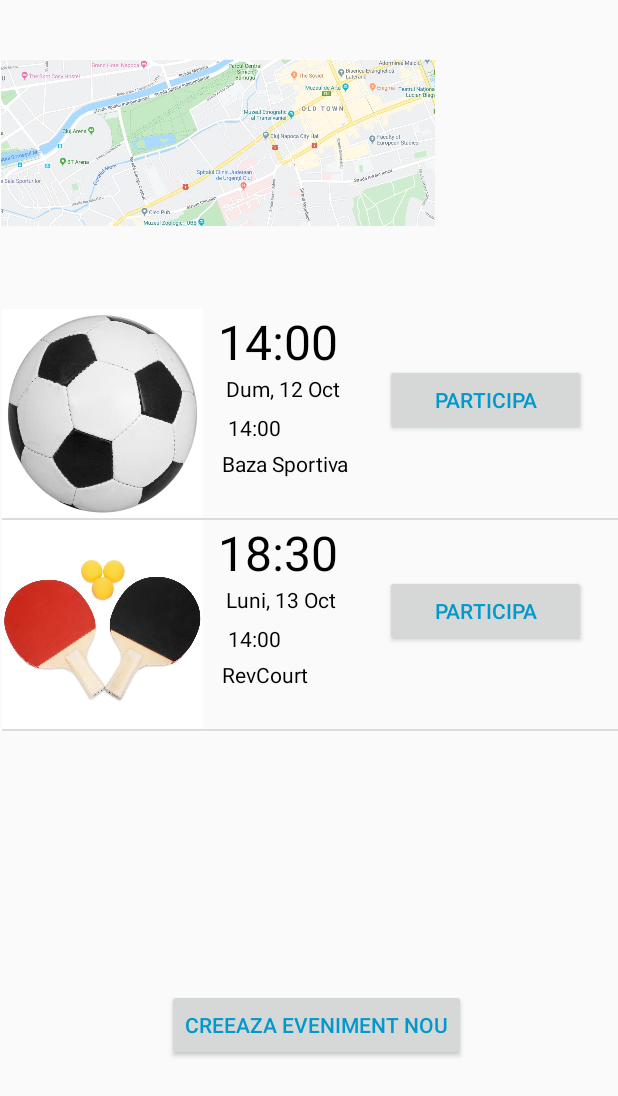
After one commit to SoniaGrigor/piu-project-sporteam, an Android app: the EventsActivity screen opened directly, with no data from a screen before it, on a phone screen of 412 x 824 dp. The commit adds this screen. Shown: the top 1096 px of the screen. Run offline under Robolectric (Android 15) with nearby library versions, the phone set to English and light mode, and no system bars.

Commit message:
Added first page for joining events using list

```diff
--- /dev/null
+++ b/build.gradle
@@ -0,0 +1 @@
+// Top-level build file where you can add configuration options common to all sub-projects/modules.
--- a/code/SporTeam/app/src/main/AndroidManifest.xml
+++ b/code/SporTeam/app/src/main/AndroidManifest.xml
@@ -53,6 +53,12 @@
             android:label="@string/app_name" >
         </activity>
 
+        <activity
+            android:name=".EventsActivity"
+            android:theme="@style/AppTheme.NoActionBar"
+            android:label="SporTeam" >
+        </activity>
+
     </application>
 
 </manifest>
--- /dev/null
+++ b/code/SporTeam/app/src/main/java/com/example/sporteam/EventsActivity.java
@@ -0,0 +1,37 @@
+package com.example.sporteam;
+
+import android.os.Bundle;
+import android.widget.ListView;
+
+import androidx.annotation.Nullable;
+import androidx.appcompat.app.AppCompatActivity;
+
+import com.example.sporteam.adapter.EventAdapter;
+import com.example.sporteam.model.Event;
+import com.example.sporteam.service.EventService;
+
+import java.util.List;
+
+public class EventsActivity extends AppCompatActivity {
+
+    private ListView listView;
+    private EventAdapter eventAdapter;
+    private EventService eventService;
+
+    public int detailsPageShown = 0;
+
+    @Override
+    protected void onCreate(@Nullable Bundle savedInstaceState){
+       super.onCreate(savedInstaceState);
+       setContentView(R.layout.activity_events_list);
+
+       listView = findViewById(R.id.events_list);
+       eventService = new EventService();
+       List<Event> events = eventService.getEvents();
+
+       eventAdapter = new EventAdapter(this, events);
+       listView.setAdapter(eventAdapter);
+
+       registerForContextMenu(listView);
+    }
+}
--- a/code/SporTeam/app/src/main/java/com/example/sporteam/LoginActivity.java
+++ b/code/SporTeam/app/src/main/java/com/example/sporteam/LoginActivity.java
@@ -57,7 +57,7 @@ public class LoginActivity extends AppCompatActivity {
         btnSignup.setOnClickListener(new View.OnClickListener() {
             @Override
             public void onClick(View v) {
-                startActivity(new Intent(LoginActivity.this, RegisterActivity.class));
+                startActivity(new Intent(LoginActivity.this, EventsActivity.class));
             }
         });
 
--- /dev/null
+++ b/code/SporTeam/app/src/main/java/com/example/sporteam/adapter/EventAdapter.java
@@ -0,0 +1,41 @@
+package com.example.sporteam.adapter;
+
+import android.content.Context;
+import android.view.LayoutInflater;
+import android.view.View;
+import android.view.ViewGroup;
+import android.widget.ArrayAdapter;
+import android.widget.ImageView;
+import android.widget.TextView;
+import com.example.sporteam.R;
+import com.example.sporteam.model.Event;
+import java.util.List;
+
+
+public class EventAdapter extends ArrayAdapter<Event> {
+    public EventAdapter(Context context, List<Event> objects){
+        super(context, 0, objects);
+    }
+
+    public View getView(int position, View convertView, ViewGroup parent){
+        LayoutInflater inflater = (LayoutInflater) getContext()
+        .getSystemService(Context.LAYOUT_INFLATER_SERVICE);
+        View item = (convertView == null) ?
+                inflater.inflate(R.layout.events_list_context, parent, false) :
+                convertView;
+
+        ImageView eventImage = item.findViewById(R.id.event_image);
+        TextView eventTitle = item.findViewById(R.id.event_title);
+        TextView eventDate = item.findViewById(R.id.event_date);
+        TextView eventTime = item.findViewById(R.id.event_title);
+        TextView eventLocation = item.findViewById(R.id.event_location);
+
+        eventImage.setImageResource(getItem(position).getEventImage());
+        eventTitle.setText(getItem(position).getEventTitle());
+        eventDate.setText(getItem(position).getEventDate());
+        eventTime.setText(getItem(position).getEventTime());
+        eventLocation.setText(getItem(position).getEventLocation());
+
+        return item;
+    }
+}
--- /dev/null
+++ b/code/SporTeam/app/src/main/java/com/example/sporteam/model/Event.java
@@ -0,0 +1,60 @@
+package com.example.sporteam.model;
+
+import android.widget.ImageView;
+
+public class Event {
+    private Integer eventImage;
+    private String eventTitle;
+    private String eventDate;
+    private String eventTime;
+    private String eventLocation;
+
+    public Event(Integer eventImage, String eventTitle, String eventDate,
+    String eventTime, String eventLocation){
+        this.eventImage = eventImage;
+        this.eventTitle = eventTitle;
+        this.eventDate = eventDate;
+        this.eventTime = eventTime;
+        this.eventLocation = eventLocation;
+    }
+
+    public int getEventImage(){
+        return this.eventImage;
+    }
+
+    public void setEventImage(Integer eventImage){
+        this.eventImage = eventImage;
+    }
+
+    public String getEventTitle(){
+        return this.eventTitle;
+    }
+
+    public void setEventTitle(String eventTitle){
+        this.eventTitle = eventTitle;
+    }
+
+    public String getEventDate(){
+        return this.eventDate;
+    }
+
+    public void setEventDate(){
+        this.eventDate = eventDate;
+    }
+
+    public String getEventTime(){
+        return this.eventTime;
+    }
+
+    public void setEventTime(){
+        this.eventTime = eventTime;
+    }
+
+    public String getEventLocation(){
+        return this.eventLocation;
+    }
+
+    public void setEventLocation(){
+        this.eventLocation = eventLocation;
+    }
+}
--- /dev/null
+++ b/code/SporTeam/app/src/main/java/com/example/sporteam/service/EventService.java
@@ -0,0 +1,26 @@
+package com.example.sporteam.service;
+
+import com.example.sporteam.R;
+import com.example.sporteam.model.Event;
+
+import java.util.ArrayList;
+import java.util.List;
+
+public class EventService {
+
+    public List<Event> resetEvents(){
+        return getEvents();
+    }
+
+    public List<Event> getEvents(){
+        List<Event> events = new ArrayList<>();
+
+        events.add(new Event(R.drawable.football, "Football",
+                "Dum, 12 Oct", "14:00", "Baza Sportiva"));
+
+        events.add(new Event(R.drawable.pingpong, "Tenis de masa",
+                "Luni, 13 Oct", "18:30", "RevCourt"));
+
+        return events;
+    }
+}
--- /dev/null
+++ b/code/SporTeam/app/src/main/res/layout/activity_events_list.xml
@@ -0,0 +1,32 @@
+<?xml version="1.0" encoding="utf-8"?>
+<RelativeLayout xmlns:android="http://schemas.android.com/apk/res/android"
+    android:orientation="vertical" android:layout_width="match_parent"
+    android:layout_height="match_parent">
+
+    <ImageView
+        android:id="@+id/imgMap"
+        android:layout_width="290dp"
+        android:layout_height="190dp"
+        android:src="@drawable/map" />
+
+    <ListView
+        android:id="@+id/events_list"
+        android:layout_width="match_parent"
+        android:layout_height="381dp"
+        android:layout_alignStart="@+id/imgMap"
+        android:layout_alignBottom="@+id/imgMap"
+        android:layout_marginStart="1dp"
+        android:layout_marginBottom="-397dp"></ListView>
+
+    <Button
+        android:id="@+id/new_event_button"
+        android:layout_width="wrap_content"
+        android:layout_height="wrap_content"
+        android:layout_alignStart="@+id/events_list"
+        android:layout_alignBottom="@+id/events_list"
+        android:layout_marginStart="110dp"
+        android:layout_marginBottom="-120dp"
+        android:text="Creeaza Eveniment Nou"
+        android:textColor="@android:color/holo_blue_dark" />
+
+</RelativeLayout>
--- /dev/null
+++ b/code/SporTeam/app/src/main/res/layout/events_list_context.xml
@@ -0,0 +1,70 @@
+<?xml version="1.0" encoding="utf-8"?>
+<RelativeLayout xmlns:android="http://schemas.android.com/apk/res/android"
+    android:orientation="vertical" android:layout_width="match_parent"
+    android:layout_height="match_parent">
+
+    <ImageView
+        android:id="@+id/event_image"
+        android:layout_width="134dp"
+        android:layout_height="139dp"
+        android:scaleType="fitXY"
+        android:src="@drawable/football" />
+
+    <TextView
+        android:id="@+id/event_title"
+        android:layout_width="290dp"
+        android:layout_height="wrap_content"
+        android:layout_alignStart="@+id/event_image"
+        android:layout_marginStart="144dp"
+        android:text="Fotbal"
+        android:textColor="@android:color/black"
+        android:textSize="32sp" />
+
+    <TextView
+        android:id="@+id/event_date"
+        android:layout_width="87dp"
+        android:layout_height="wrap_content"
+        android:layout_alignStart="@+id/event_title"
+        android:layout_alignBottom="@+id/event_title"
+        android:layout_marginStart="5dp"
+        android:layout_marginBottom="-19dp"
+        android:text="Dum, 12 Oct"
+        android:textColor="@android:color/black" />
+
+    <TextView
+        android:id="@+id/event_time"
+        android:layout_width="wrap_content"
+        android:layout_height="wrap_content"
+        android:layout_alignStart="@+id/event_date"
+        android:layout_alignBottom="@+id/event_date"
+        android:layout_marginStart="1dp"
+        android:layout_marginBottom="-26dp"
+        android:text="14:00"
+        android:textColor="@android:color/black" />
+
+    <TextView
+        android:id="@+id/event_location"
+        android:layout_width="wrap_content"
+        android:layout_height="wrap_content"
+        android:layout_alignStart="@+id/event_time"
+        android:layout_alignBottom="@+id/event_time"
+        android:layout_marginStart="-4dp"
+        android:layout_marginBottom="-24dp"
+        android:text="Baza Sportiva"
+        android:textColor="@android:color/black" />
+
+    <Button
+        android:id="@+id/event_button"
+        android:layout_width="134dp"
+        android:layout_height="wrap_content"
+        android:layout_alignStart="@+id/event_image"
+        android:layout_alignRight="@+id/event_image"
+        android:layout_alignBottom="@+id/event_title"
+        android:layout_marginStart="255dp"
+        android:layout_marginRight="-255dp"
+        android:layout_marginBottom="-41dp"
+        android:text="Participa"
+        android:textColor="@android:color/holo_blue_dark" />
+
+
+</RelativeLayout>
--- a/code/SporTeam/app/src/main/res/values/strings.xml
+++ b/code/SporTeam/app/src/main/res/values/strings.xml
@@ -16,7 +16,7 @@
     <string name="title_activity_profile">Firebase</string>
     <string name="title_activity_login">Inregistreaza</string>
     <string name="hint_email">Email</string>
-    <string name="hint_password">Rarola</string>
+    <string name="hint_password">Parola</string>
     <string name="hint_name">Nume complet</string>
     <string name="btn_login">Autentifica</string>
     <string name="btn_link_to_register">Creaza cont nou!</string>
```
Also changed, not shown: code/SporTeam/app/src/main/res/drawable/football.jpg (added), code/SporTeam/app/src/main/res/drawable/map.jpg (added), code/SporTeam/app/src/main/res/drawable/pingpong.jpg (added), gradle/wrapper/gradle-wrapper.properties (added), 3 other files.
